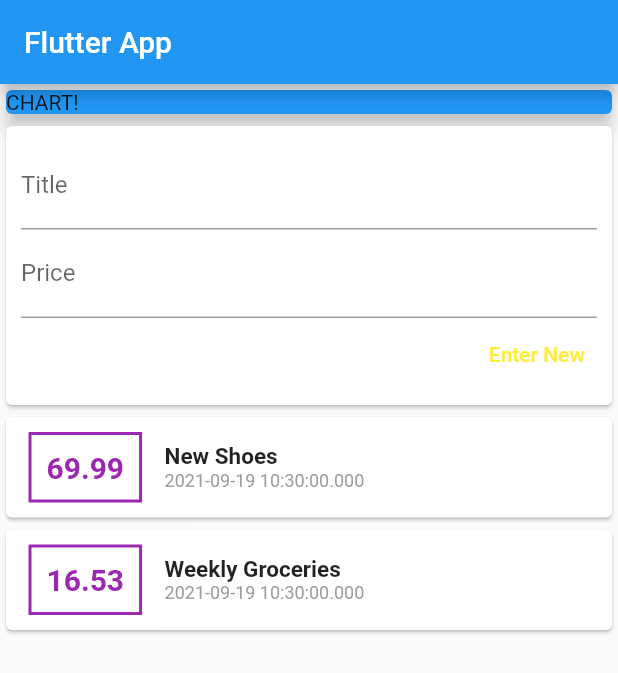
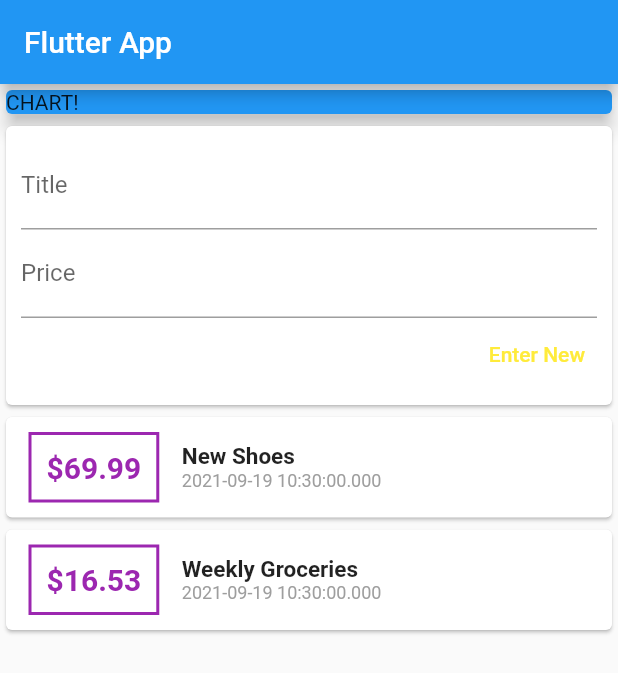
Before and after one commit to ashrafmansuri/flutter_expense, a Flutter app: the screen it shows after launch, on a phone screen of 412 x 824 dp. Shown: the top 673 px of the screen. Run offline on Flutter 3.47's test engine with Material 2 defaults, Android fonts, the phone set to English and light mode, and no system bars.

Commit message:
Added ListView builder

```diff
--- a/lib/widgets/transactionCard.dart
+++ b/lib/widgets/transactionCard.dart
@@ -1,6 +1,5 @@
 
 import 'package:flutter/material.dart';
-import '../models/transaction.dart';
 
 class TransactionCard extends StatelessWidget {
   final _titleTextHandler = TextEditingController();
--- a/lib/widgets/transactionList.dart
+++ b/lib/widgets/transactionList.dart
@@ -7,8 +7,10 @@ class TransactionList extends StatelessWidget {
 
   @override
   Widget build(BuildContext context) {
-    return Column(
-      children: transactions.map((tx) {
+    return Container(
+        height: 400,
+        child: ListView.builder(
+          itemBuilder: (context, index) {
             return Card(
               child: Row(
                 children: <Widget>[
@@ -25,7 +27,7 @@ class TransactionList extends StatelessWidget {
                     ),
                     padding: EdgeInsets.all(10),
                     child: Text(
-                  tx.amount.toString(),
+                      "\$${transactions[index].amount}",
                       style: TextStyle(
                         fontWeight: FontWeight.bold,
                         fontSize: 20,
@@ -37,11 +39,12 @@ class TransactionList extends StatelessWidget {
                     crossAxisAlignment: CrossAxisAlignment.start,
                     children: <Widget>[
                       Text(
-                    tx.title,
-                    style: TextStyle(fontWeight: FontWeight.bold, fontSize: 15),
+                        transactions[index].title,
+                        style: TextStyle(
+                            fontWeight: FontWeight.bold, fontSize: 15),
                       ),
                       Text(
-                    tx.date.toString(),
+                        transactions[index].date.toString(),
                         style: TextStyle(color: Colors.grey, fontSize: 12),
                       ),
                     ],
@@ -49,7 +52,8 @@ class TransactionList extends StatelessWidget {
                 ],
               ),
             );
-      }).toList(),
-    );
+          },
+          itemCount: transactions.length,
+        ));
   }
 }
--- a/lib/widgets/userTranaction.dart
+++ b/lib/widgets/userTranaction.dart
@@ -1,4 +1,3 @@
-
 import 'package:flutter/material.dart';
 import './transactionCard.dart';
 import './transactionList.dart';
@@ -25,22 +24,23 @@ class _UserTransactionState extends State<UserTransaction> {
     ),
   ];
 
-  void addTxToList(String item,double price)
-  {
-    var tx = Transaction(id: DateTime.now().toString(), title: item, amount: price, date: DateTime.now());
+  void addTxToList(String item, double price) {
+    var tx = Transaction(
+        id: DateTime.now().toString(),
+        title: item,
+        amount: price,
+        date: DateTime.now());
     setState(() {
-            _transactions.add(tx);
-        });
+      _transactions.add(tx);
+    });
+  }
 
-  }
   @override
   Widget build(BuildContext context) {
     return Column(
       children: [
         TransactionCard(addTxToList),
-        TransactionList(
-          transactions: _transactions,
-        )
+        TransactionList(transactions: _transactions,)
       ],
     );
   }
```
Lines whose indentation alone changed are shown as unchanged.
